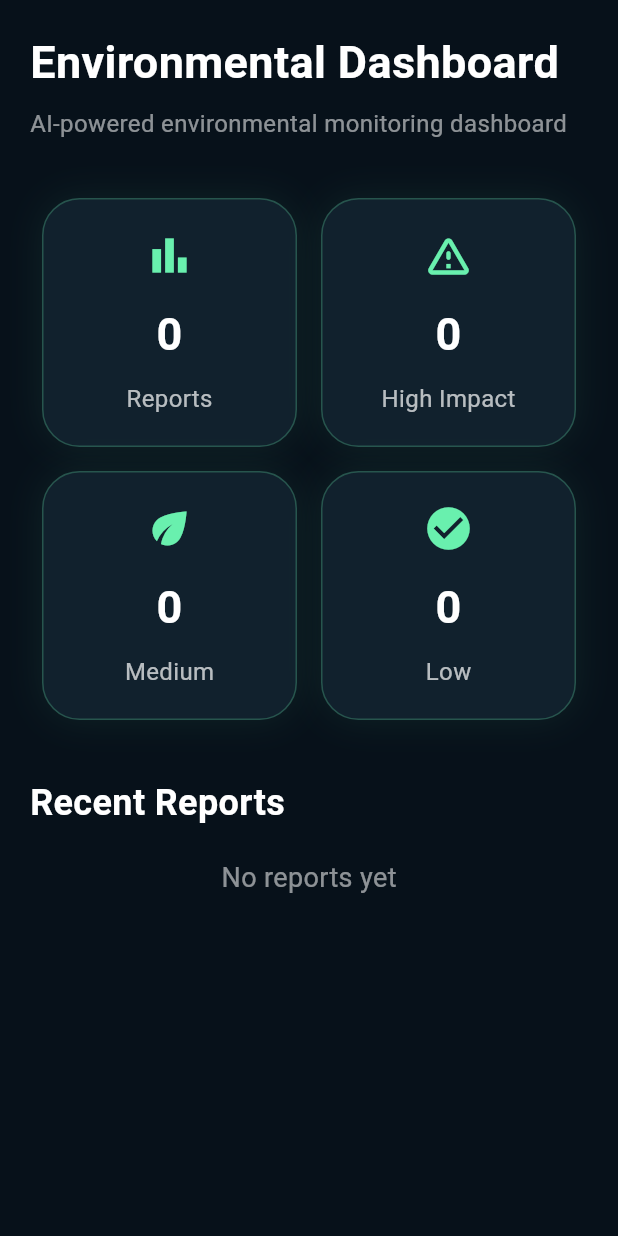
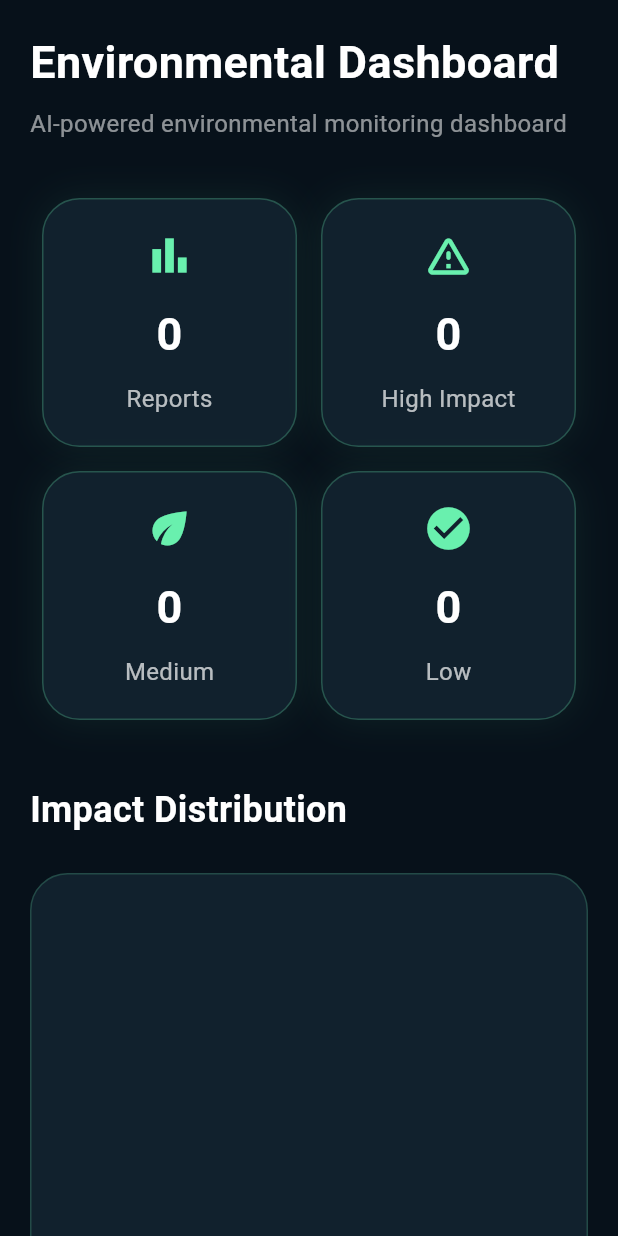
Before and after one commit to Juanp-lucero/ecoscan_IA, a Flutter app: the DashboardScreen screen opened directly, on a phone screen of 412 x 824 dp. Run offline on Flutter 3.47's test engine with Material 3 defaults, Android fonts, the light colour scheme and no system bars; drawn by our look-alikes of fl_chart; our stand-ins replace flutter_riverpod, geolocator, google_maps_flutter, image_picker, supabase_flutter; accounts and stored records are empty.

Commit message:
agregando dashboard circular

```diff
--- a/lib/screens/dashboard_screen.dart
+++ b/lib/screens/dashboard_screen.dart
@@ -1,4 +1,5 @@
 import 'package:flutter/material.dart';
+import 'package:fl_chart/fl_chart.dart';
 
 import '../services/supabase_service.dart';
 import 'reports_history_screen.dart';
@@ -21,6 +22,14 @@ class _DashboardScreenState
   int highImpact = 0;
   int mediumImpact = 0;
   int lowImpact = 0;
+
+  double get totalImpact {
+    return (
+      highImpact +
+      mediumImpact +
+      lowImpact
+    ).toDouble();
+  }
 
   @override
   void initState() {
@@ -145,6 +154,37 @@ class _DashboardScreenState
           ),
         ),
       ),
+    );
+  }
+
+  Widget buildLegend({
+    required Color color,
+    required String text,
+  }) {
+    return Row(
+      children: [
+
+        Container(
+          width: 14,
+          height: 14,
+
+          decoration: BoxDecoration(
+            color: color,
+            borderRadius:
+                BorderRadius.circular(20),
+          ),
+        ),
+
+        const SizedBox(width: 8),
+
+        Text(
+          text,
+          style: const TextStyle(
+            color: Colors.white70,
+            fontSize: 14,
+          ),
+        ),
+      ],
     );
   }
 
@@ -312,7 +352,154 @@ class _DashboardScreenState
                 ],
               ),
 
-              const SizedBox(height: 30),
+              const SizedBox(height: 35),
+
+              const Text(
+                "Impact Distribution",
+
+                style: TextStyle(
+                  color: Colors.white,
+                  fontSize: 24,
+                  fontWeight: FontWeight.bold,
+                ),
+              ),
+
+              const SizedBox(height: 25),
+
+              Container(
+                height: 280,
+                padding:
+                    const EdgeInsets.all(20),
+
+                decoration: BoxDecoration(
+                  color:
+                      const Color(0xFF11212D),
+
+                  borderRadius:
+                      BorderRadius.circular(25),
+
+                  border: Border.all(
+                    color: Colors.greenAccent
+                        .withOpacity(0.2),
+                  ),
+                ),
+
+                child: Column(
+                  children: [
+
+                    Expanded(
+                      child: PieChart(
+                        PieChartData(
+                          sectionsSpace: 4,
+                          centerSpaceRadius: 55,
+
+                          sections: [
+
+                            PieChartSectionData(
+                              value:
+                                  highImpact.toDouble(),
+
+                              color:
+                                  Colors.redAccent,
+
+                              radius: 60,
+
+                              title:
+                                  totalImpact == 0
+                                      ? '0%'
+                                      : '${((highImpact / totalImpact) * 100).toStringAsFixed(1)}%',
+
+                              titleStyle:
+                                  const TextStyle(
+                                color: Colors.white,
+                                fontWeight:
+                                    FontWeight.bold,
+                                fontSize: 14,
+                              ),
+                            ),
+
+                            PieChartSectionData(
+                              value:
+                                  mediumImpact.toDouble(),
+
+                              color:
+                                  Colors.orangeAccent,
+
+                              radius: 60,
+
+                              title:
+                                  totalImpact == 0
+                                      ? '0%'
+                                      : '${((mediumImpact / totalImpact) * 100).toStringAsFixed(1)}%',
+
+                              titleStyle:
+                                  const TextStyle(
+                                color: Colors.white,
+                                fontWeight:
+                                    FontWeight.bold,
+                                fontSize: 14,
+                              ),
+                            ),
+
+                            PieChartSectionData(
+                              value:
+                                  lowImpact.toDouble(),
+
+                              color:
+                                  Colors.greenAccent,
+
+                              radius: 60,
+
+                              title:
+                                  totalImpact == 0
+                                      ? '0%'
+                                      : '${((lowImpact / totalImpact) * 100).toStringAsFixed(1)}%',
+
+                              titleStyle:
+                                  const TextStyle(
+                                color: Colors.black,
+                                fontWeight:
+                                    FontWeight.bold,
+                                fontSize: 14,
+                              ),
+                            ),
+                          ],
+                        ),
+                      ),
+                    ),
+
+                    const SizedBox(height: 20),
+
+                    Row(
+                      mainAxisAlignment:
+                          MainAxisAlignment
+                              .spaceEvenly,
+
+                      children: [
+
+                        buildLegend(
+                          color: Colors.redAccent,
+                          text: "High",
+                        ),
+
+                        buildLegend(
+                          color:
+                              Colors.orangeAccent,
+                          text: "Medium",
+                        ),
+
+                        buildLegend(
+                          color:
+                              Colors.greenAccent,
+                          text: "Low",
+                        ),
+                      ],
+                    ),
+                  ],
+                ),
+              ),
+
+              const SizedBox(height: 35),
 
               const Text(
                 "Recent Reports",
```
Also changed, not shown: pubspec.yaml (+12 -1 lines), pubspec.lock.
